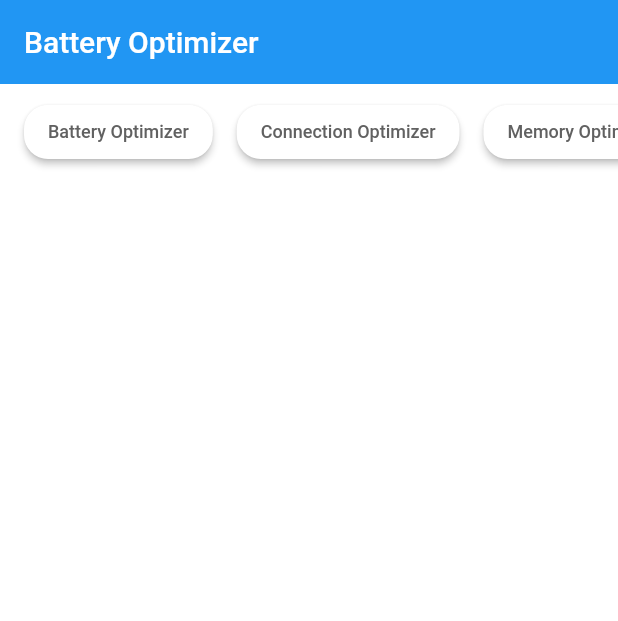
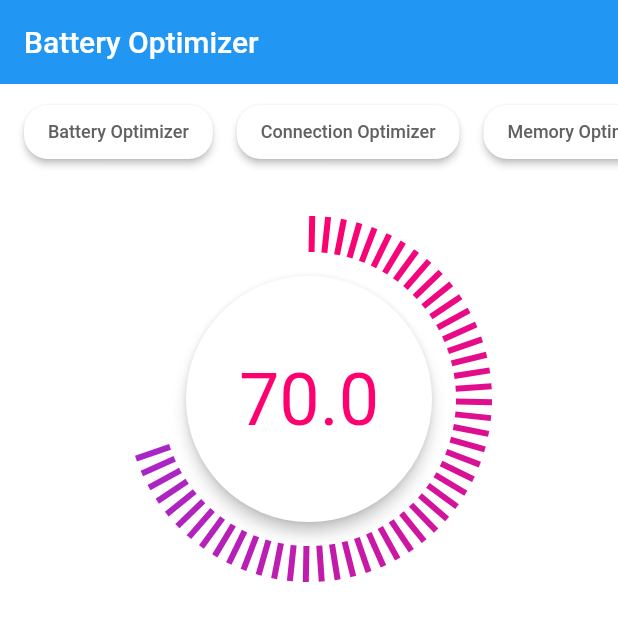
Before and after one commit to tadakun8/flutter_study_ui, a Flutter app: the screen it shows after launch, on a phone screen of 412 x 824 dp. Shown: the top 621 px of the screen. Run offline on Flutter 3.47's test engine with Material 2 defaults, Android fonts, the phone set to English and light mode, and no system bars; our stand-ins replace flutter_riverpod.

Commit message:
feat: create indicator

```diff
--- /dev/null
+++ b/battery_optimizer/lib/indicator/battery_level_indicator.dart
@@ -0,0 +1,96 @@
+import 'dart:math';
+
+import 'package:battery_optimizer/const.dart';
+import 'package:flutter/material.dart';
+
+class _BatteryLevelIndicatorPainter extends CustomPainter {
+  // バッテリーレベルの割合
+  final double percentage;
+  // 内側に表示される白丸の半径
+  final double textCircleRadius;
+
+  _BatteryLevelIndicatorPainter({
+    required this.percentage,
+    required this.textCircleRadius,
+  });
+
+  @override
+  void paint(Canvas canvas, Size size) {
+    for (int i = 1; i < (360 * percentage); i += 5) {
+      final per = i / 360.0;
+      // 色のグラデーションの定義
+      // lerp()は、定義したグラデーションの範囲から色を選択する
+      final color = ColorTween(
+        begin: kColorIndicatorBegin,
+        end: kColorIndicatorEnd,
+      ).lerp(per)!;
+
+      final paint = Paint()
+        ..color = color
+        ..style = PaintingStyle.stroke
+        ..strokeWidth = 4;
+
+      // 円とゲージの間の長さ
+      const speaceLen = 16;
+      // ゲージの長さ
+      const lineLen = 24;
+      // 0時方向から開始するため-90度ずらす
+      // flutterでは3時方向から始まるため
+      final angle = (2 * pi * per) - (pi / 2);
+
+      // 円の中心座標
+      final offset0 = Offset(size.width * 0.5, size.height * 0.5);
+      // 線の内側の中心座標
+      final offset1 = offset0.translate(
+        (textCircleRadius + speaceLen) * cos(angle),
+        (textCircleRadius + speaceLen) * sin(angle),
+      );
+      // 線の外側部分の座標
+      final offset2 = offset1.translate(
+        lineLen * cos(angle),
+        lineLen * sin(angle),
+      );
+
+      canvas.drawLine(offset1, offset2, paint);
+    }
+  }
+
+  @override
+  bool shouldRepaint(_BatteryLevelIndicatorPainter oldDelegate) => false;
+}
+
+class BatteryLevelIndicator extends StatelessWidget {
+  final percentage = 0.7;
+  final size = 164.0;
+  const BatteryLevelIndicator({Key? key}) : super(key: key);
+
+  @override
+  Widget build(BuildContext context) {
+    return CustomPaint(
+      painter: _BatteryLevelIndicatorPainter(
+        percentage: percentage,
+        textCircleRadius: size * 0.5,
+      ),
+      child: Container(
+        padding: const EdgeInsets.all(64),
+        // Materialを使用している理由は影を使いたいから
+        // Containerだとelevationプロパティがない(予想)
+        child: Material(
+          color: Colors.white,
+          elevation: kElevation,
+          borderRadius: BorderRadius.circular(size * 0.5),
+          child: SizedBox(
+            width: size,
+            height: size,
+            child: Center(
+              child: Text(
+                '${percentage * 100}',
+                style: const TextStyle(color: kColorPink, fontSize: 48),
+              ),
+            ),
+          ),
+        ),
+      ),
+    );
+  }
+}
--- a/battery_optimizer/lib/main.dart
+++ b/battery_optimizer/lib/main.dart
@@ -1,4 +1,5 @@
 import 'package:battery_optimizer/const.dart';
+import 'package:battery_optimizer/indicator/battery_level_indicator.dart';
 import 'package:battery_optimizer/optimizer/optimizer_buttons.dart';
 import 'package:flutter/material.dart';
 
@@ -26,8 +27,6 @@ class MyApp extends StatelessWidget {
   }
 }
 
-/* BatteryOptimizer画面 */
-
 class BatteryOptimizerPage extends StatelessWidget {
   const BatteryOptimizerPage({Key? key}) : super(key: key);
 
@@ -42,7 +41,10 @@ class BatteryOptimizerPage extends StatelessWidget {
       ),
       body: SingleChildScrollView(
         child: Column(
-          children: const [OptimizerButtons()],
+          children: const [
+            OptimizerButtons(),
+            BatteryLevelIndicator(),
+          ],
         ),
       ),
     );
```
